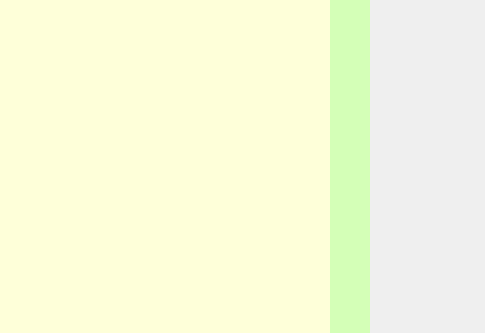
Qt form mainwindow.ui (TheSoullessOne/Group-Project-2) before a commit; both pictures show x 641 to 1126 and y 157 to 490 of the 1126 by 822 pixel window.
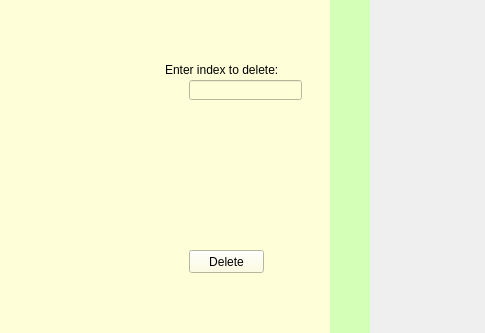
The same form after that commit. The open tabs and pages were chosen to show the change. Custom widgets are drawn as their Qt base class.

Commit message: Able to delete shapes from vector

What changed in the file:
```diff
--- a/mainwindow.ui
+++ b/mainwindow.ui
@@ -482,6 +482,52 @@
          <string>&lt;html&gt;&lt;head/&gt;&lt;body&gt;&lt;p&gt;&lt;span style=&quot; font-size:18pt; font-weight:600;&quot;&gt;REMOVE SHAPE (or text)&lt;/span&gt;&lt;/p&gt;&lt;/body&gt;&lt;/html&gt;</string>
         </property>
        </widget>
+       <widget class="RenderArea" name="delRender" native="true">
+        <property name="geometry">
+         <rect>
+          <x>70</x>
+          <y>120</y>
+          <width>621</width>
+          <height>271</height>
+         </rect>
+        </property>
+       </widget>
+       <widget class="QLineEdit" name="delIndexLineEdit">
+        <property name="geometry">
+         <rect>
+          <x>740</x>
+          <y>150</y>
+          <width>113</width>
+          <height>20</height>
+         </rect>
+        </property>
+       </widget>
+       <widget class="QPushButton" name="delShapeButton">
+        <property name="geometry">
+         <rect>
+          <x>740</x>
+          <y>320</y>
+          <width>75</width>
+          <height>23</height>
+         </rect>
+        </property>
+        <property name="text">
+         <string>Delete</string>
+        </property>
+       </widget>
+       <widget class="QLabel" name="label_11">
+        <property name="geometry">
+         <rect>
+          <x>716</x>
+          <y>130</y>
+          <width>151</width>
+          <height>20</height>
+         </rect>
+        </property>
+        <property name="text">
+         <string>Enter index to delete:</string>
+        </property>
+       </widget>
       </widget>
       <widget class="QWidget" name="edit_page">
        <widget class="QPushButton" name="back2AdminButt_3">
```
Left out of the diff: 40 changed lines with no effect on the pictures. The commit also changes 19 other files.
